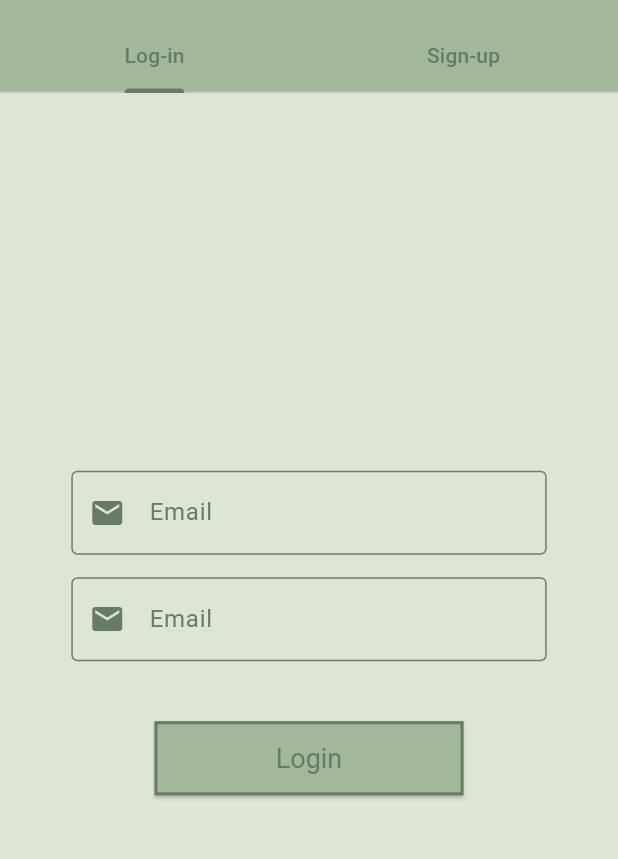
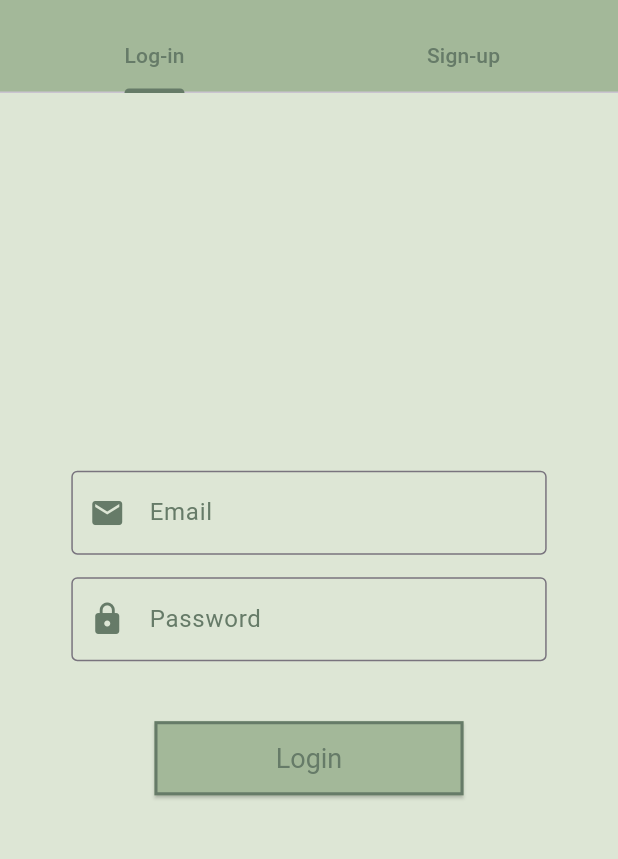
Before and after one commit to simong2/kindred, a Flutter app: the DonorEntry screen opened directly, on a phone screen of 412 x 824 dp, the part 63-922 px from its top. Run offline on Flutter 3.47's test engine with Material 3 defaults, Android fonts, the light colour scheme and no system bars; our stand-ins replace cloud_firestore, firebase_auth, firebase_core, flutter_dotenv; accounts and stored records are empty.

```diff
--- a/lib/screens/donor/donor_register/login.dart
+++ b/lib/screens/donor/donor_register/login.dart
@@ -79,9 +79,9 @@ class _LoginDonorState extends State<LoginDonor> {
                 controller: _passwordController,
                 obscureText: showPassword,
                 decoration: const InputDecoration(
-                  prefixIcon: Icon(Icons.email,
+                  prefixIcon: Icon(Icons.lock,
                       color: Color(darkGreen)), // Changed icon color
-                  labelText: 'Email',
+                  labelText: 'Password',
                   labelStyle: TextStyle(
                       color: Color(darkGreen)), // Changed label text color
                   border: OutlineInputBorder(
```
